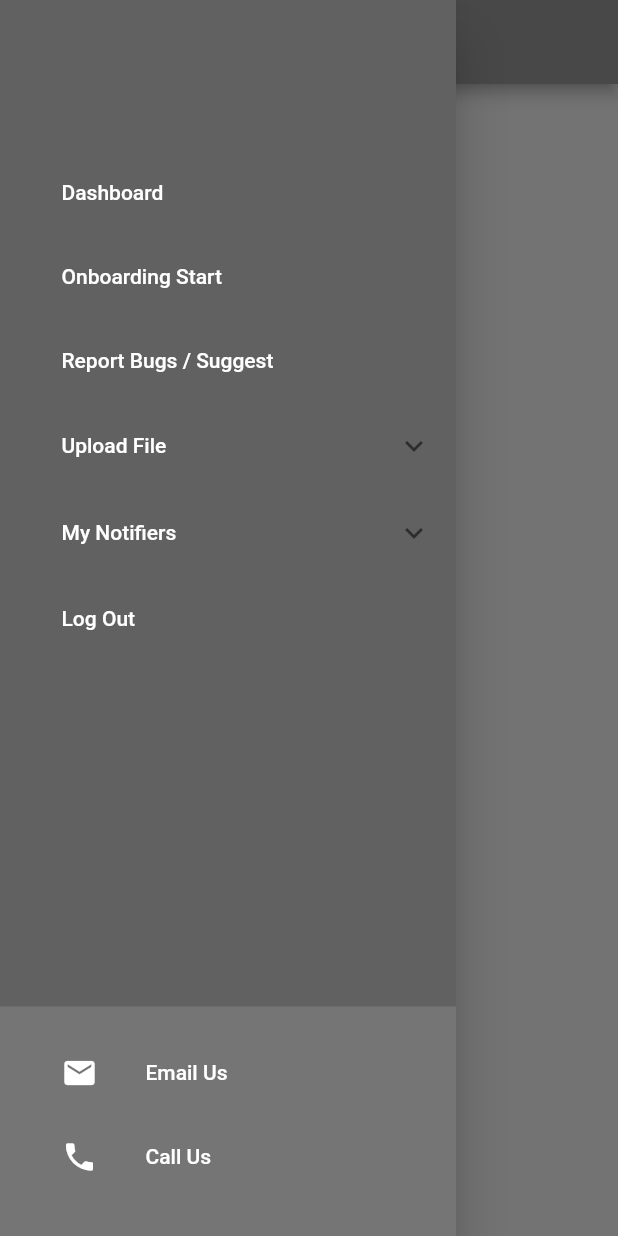
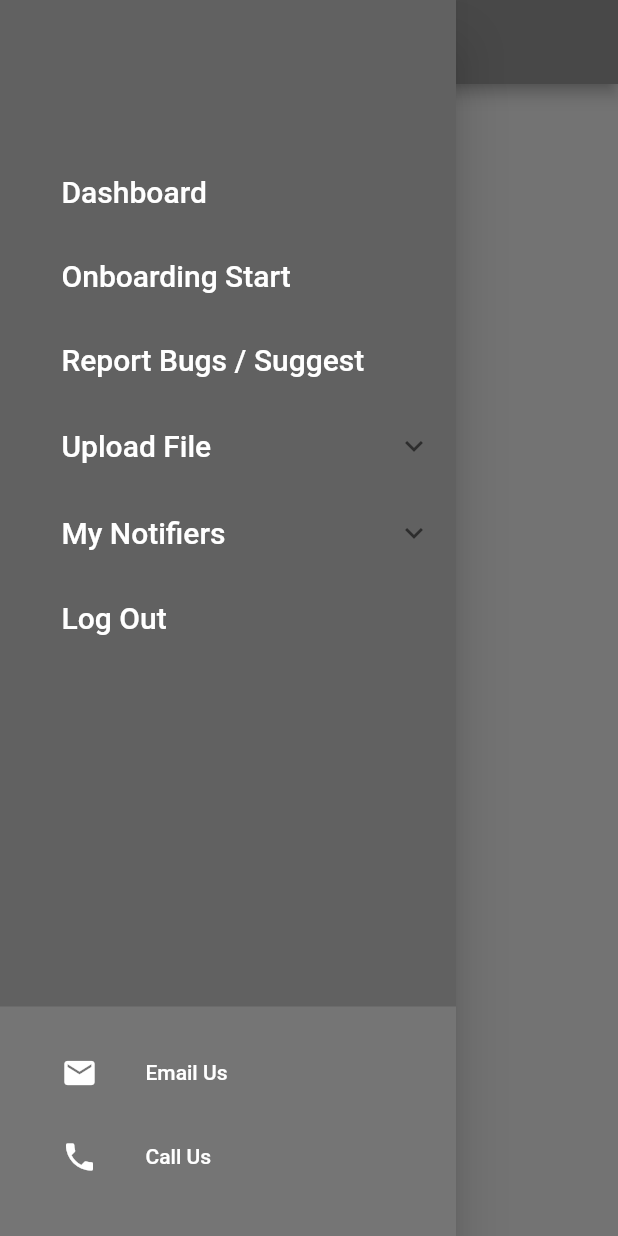
Before and after one commit to rkarish/LifeSafe, a Flutter app: the Dashboard screen opened directly, with the side drawer open, on a phone screen of 412 x 824 dp. Run offline on Flutter 3.47's test engine with Material 2 defaults, Android fonts, the phone set to English and light mode, and no system bars.

Commit message:
changed menu font size and spacing

```diff
--- a/lib/dashboard.dart
+++ b/lib/dashboard.dart
@@ -31,6 +31,7 @@ class Dashboard extends StatelessWidget {
                         Strings.dashboard,
                         style: TextStyle(
                           color: Colors.white,
+                          fontSize: 20,
                         ),
                       ),
                     ),
@@ -42,6 +43,7 @@ class Dashboard extends StatelessWidget {
                         Strings.onboardingStart,
                         style: TextStyle(
                           color: Colors.white,
+                          fontSize: 20,
                         ),
                       ),
                     ),
@@ -53,6 +55,7 @@ class Dashboard extends StatelessWidget {
                         Strings.reportBugs,
                         style: TextStyle(
                           color: Colors.white,
+                          fontSize: 20,
                         ),
                       ),
                     ),
@@ -61,11 +64,16 @@ class Dashboard extends StatelessWidget {
                         Strings.uploadFile,
                         style: TextStyle(
                           color: Colors.white,
+                          fontSize: 20,
                         ),
                       ),
                       children: <Widget>[
                         Padding(
-                          padding: EdgeInsets.only(left: 50),
+                          padding: EdgeInsets.only(
+                            left: 50,
+                            top: 15,
+                            bottom: 20,
+                          ),
                           child: Align(
                             alignment: Alignment.topLeft,
                             child: GestureDetector(
@@ -84,8 +92,8 @@ class Dashboard extends StatelessWidget {
                         Padding(
                           padding: EdgeInsets.only(
                             left: 50,
-                            top: 25,
-                            bottom: 25,
+                            top: 15,
+                            bottom: 20,
                           ),
                           child: Align(
                             alignment: Alignment.topLeft,
@@ -109,11 +117,16 @@ class Dashboard extends StatelessWidget {
                         Strings.myNotifiers,
                         style: TextStyle(
                           color: Colors.white,
+                          fontSize: 20,
                         ),
                       ),
                       children: <Widget>[
                         Padding(
-                          padding: EdgeInsets.only(left: 50),
+                          padding: EdgeInsets.only(
+                            left: 50,
+                            top: 15,
+                            bottom: 20,
+                          ),
                           child: Align(
                             alignment: Alignment.topLeft,
                             child: GestureDetector(
@@ -132,8 +145,8 @@ class Dashboard extends StatelessWidget {
                         Padding(
                           padding: EdgeInsets.only(
                             left: 50,
-                            top: 25,
-                            bottom: 25,
+                            top: 15,
+                            bottom: 20,
                           ),
                           child: Align(
                               alignment: Alignment.topLeft,
@@ -159,6 +172,7 @@ class Dashboard extends StatelessWidget {
                         Strings.logout,
                         style: TextStyle(
                           color: Colors.white,
+                          fontSize: 20,
                         ),
                       ),
                     ),
```
